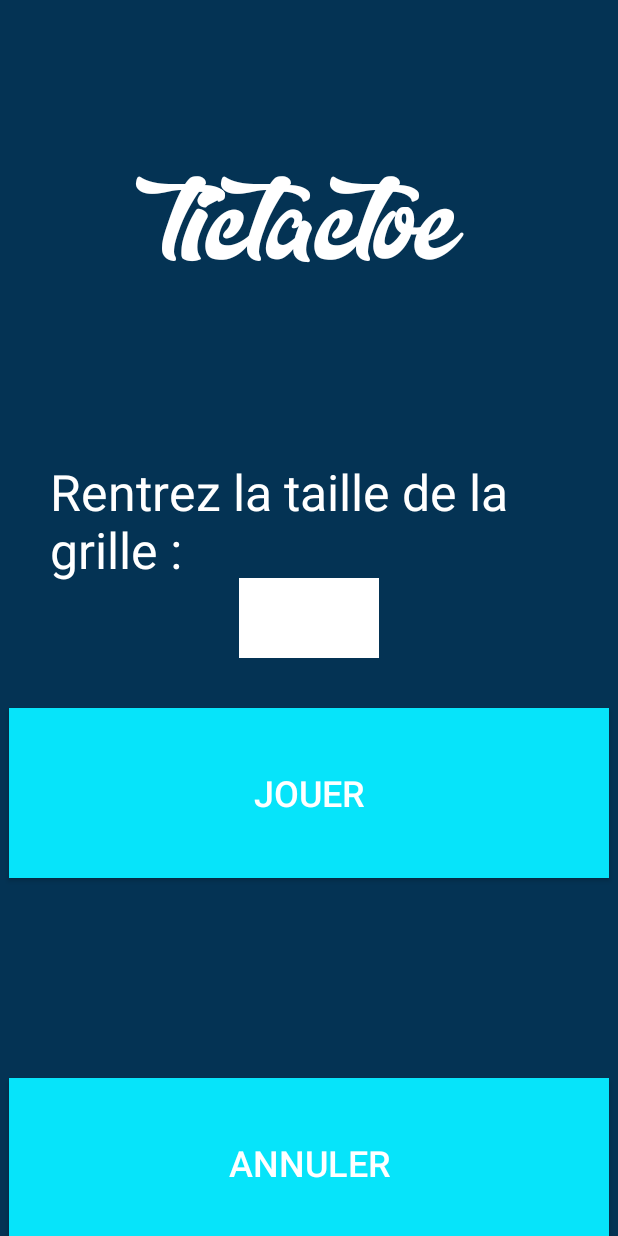
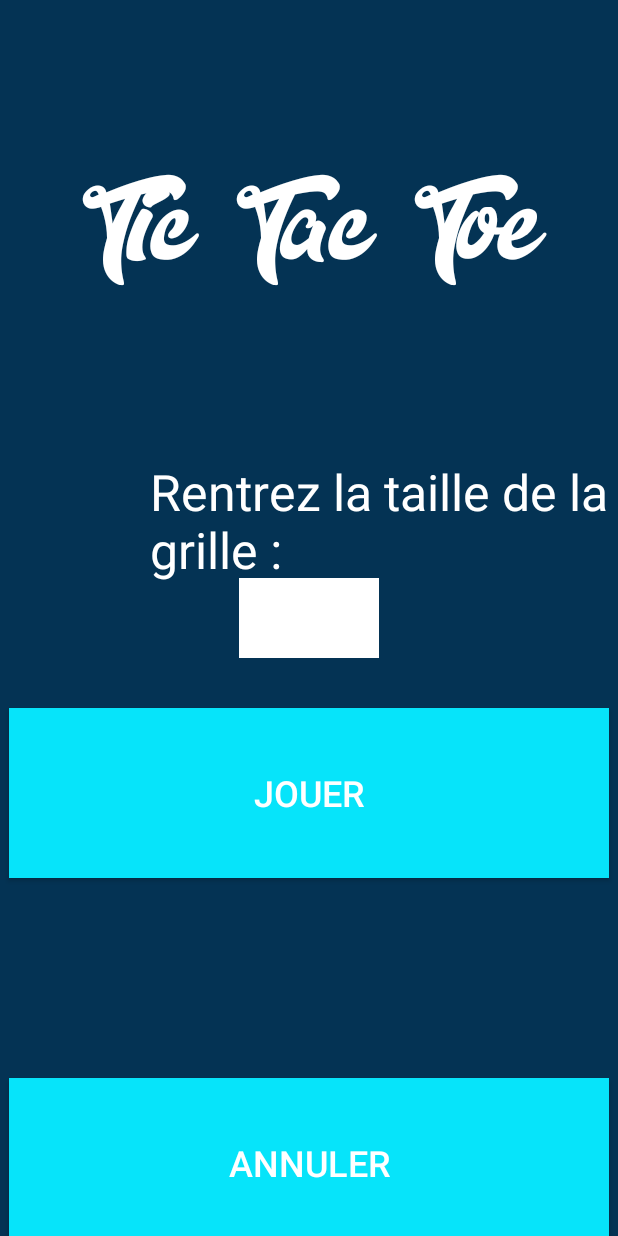
Before and after one commit to fafare56/projet_dev_mobile, an Android app: the screen it shows after launch (MainActivity), after a tap on "TIC TAC TOE", on a phone screen of 412 x 824 dp. Run offline under Robolectric (Android 15) with nearby library versions, the phone set to English and light mode, and no system bars.

Commit message:
modif tictactoe

```diff
--- a/app/src/main/java/com/example/tictactoe/MainActivity.java
+++ b/app/src/main/java/com/example/tictactoe/MainActivity.java
@@ -46,11 +46,6 @@ public class MainActivity extends AppCompatActivity {
             public void onClick(View v) {
                 // Changer le layout
                 setContentView(R.layout.param_tictactoe);
-
-                // Ici vous pouvez initialiser les éléments du nouveau layout
-                // Par exemple :
-                // Button backButton = findViewById(R.id.back_button);
-                // backButton.setOnClickListener(...);
             }
         });
     }
--- a/app/src/main/res/layout/param_tictactoe.xml
+++ b/app/src/main/res/layout/param_tictactoe.xml
@@ -17,9 +17,9 @@
         >
 
         <TextView
-            android:layout_width="700px"
+            android:layout_width="900px"
             android:layout_height="470px"
-            android:text="@string/app_name"
+            android:text="@string/btn_TicTactoe"
             android:textSize="70sp"
             android:gravity="center"
             android:fontFamily="@font/Dopestyle"
@@ -36,7 +36,7 @@
                 android:layout_height="470px"
                 android:text="Rentrez la taille de la grille : "
                 android:textSize="50px"
-                android:layout_marginLeft="50px"
+                android:layout_marginLeft="150px"
                 android:textColor="@color/white"/>
 
             <EditText
```
